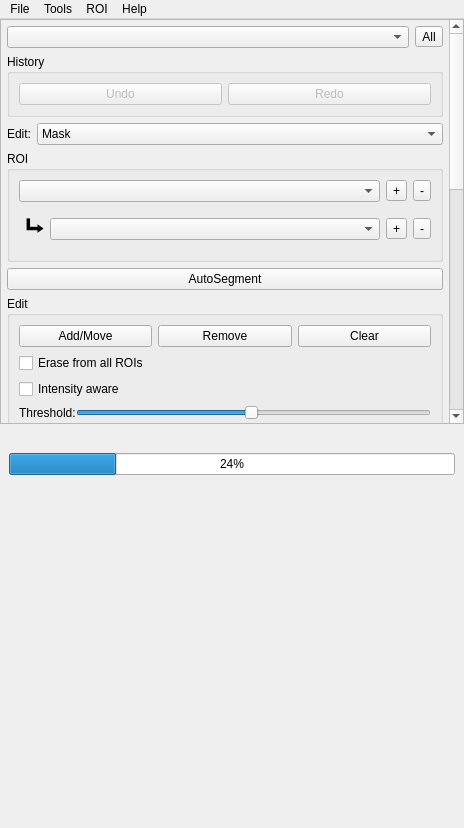
Above: src/dafne/ui/toolbox.ui from dafne-imaging/dafne before the change. Below: the same form after it.
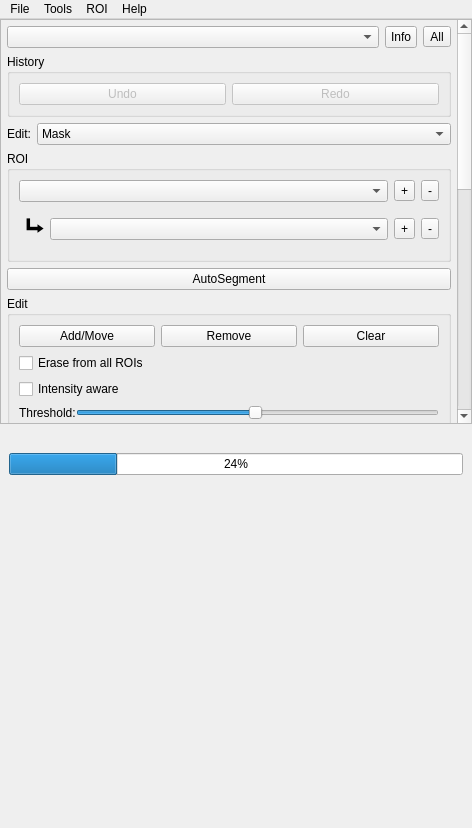
That is the form after the change. Icons and pictures are not drawn.

Commit message: Preparation for model browser

Patch:
```diff
--- a/src/dafne/ui/toolbox.ui
+++ b/src/dafne/ui/toolbox.ui
@@ -6,7 +6,7 @@
    <rect>
     <x>0</x>
     <y>0</y>
-    <width>464</width>
+    <width>472</width>
     <height>828</height>
    </rect>
   </property>
@@ -85,7 +85,7 @@
            <rect>
             <x>0</x>
             <y>0</y>
-            <width>439</width>
+            <width>447</width>
             <height>1267</height>
            </rect>
           </property>
@@ -119,6 +119,9 @@
            </property>
            <item>
             <layout class="QHBoxLayout" name="horizontalLayout_11">
+             <property name="spacing">
+              <number>6</number>
+             </property>
              <item>
               <widget class="QComboBox" name="classification_combo">
                <property name="sizePolicy">
@@ -129,8 +132,31 @@
                </property>
               </widget>
              </item>
+             <item>
+              <widget class="QPushButton" name="model_info_button">
+               <property name="sizePolicy">
+                <sizepolicy hsizetype="Fixed" vsizetype="Expanding">
+                 <horstretch>0</horstretch>
+                 <verstretch>0</verstretch>
+                </sizepolicy>
+               </property>
+               <property name="styleSheet">
+                <string notr="true">padding-left: 5px;
+padding-right: 5px;</string>
+               </property>
+               <property name="text">
+                <string>Info</string>
+               </property>
+              </widget>
+             </item>
              <item>
               <widget class="QToolButton" name="classification_all_button">
+               <property name="sizePolicy">
+                <sizepolicy hsizetype="Minimum" vsizetype="Fixed">
+                 <horstretch>0</horstretch>
+                 <verstretch>0</verstretch>
+                </sizepolicy>
+               </property>
                <property name="text">
                 <string>All</string>
                </property>
@@ -902,7 +928,7 @@
     <rect>
      <x>0</x>
      <y>0</y>
-     <width>464</width>
+     <width>472</width>
      <height>32</height>
     </rect>
    </property>
```
Left out of the diff: 6 changed lines with no effect on the pictures. The commit also changes 4 other files.
